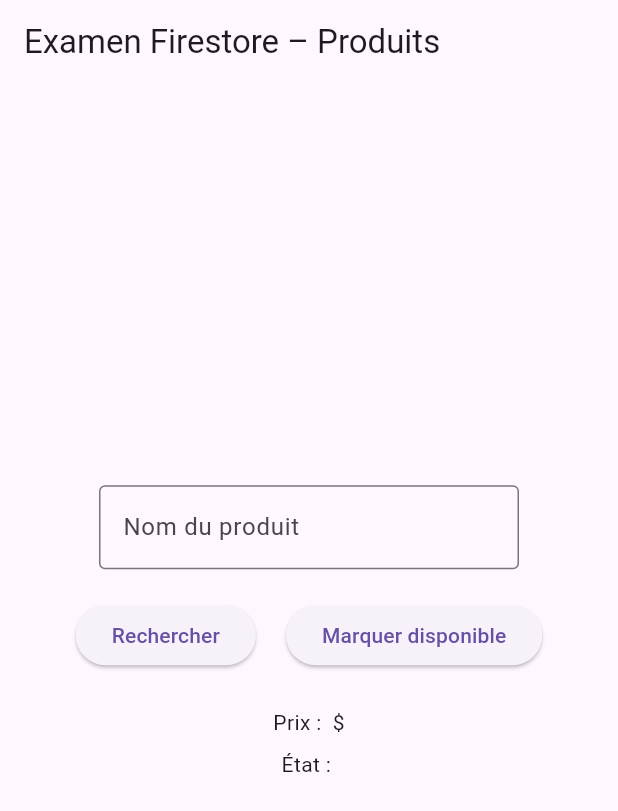
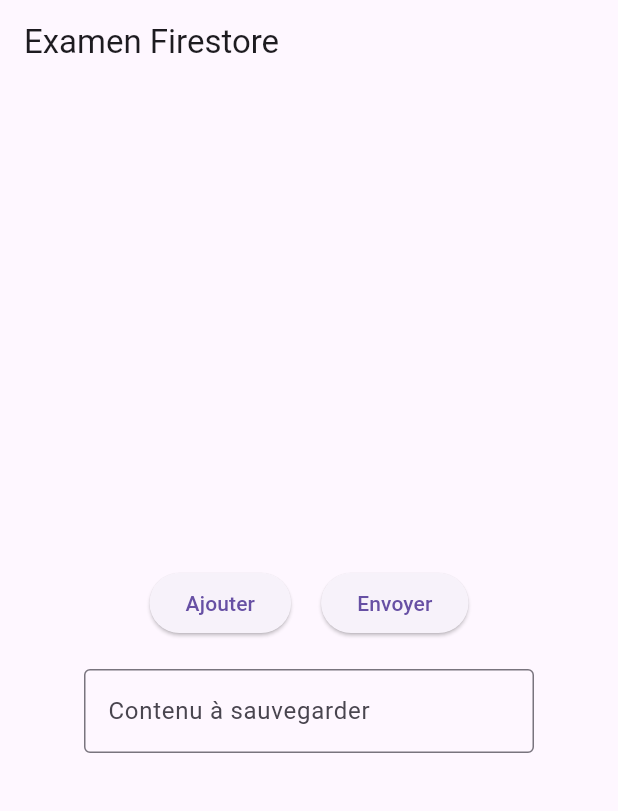
Before and after one commit to PhilippeHuynh9/FromatifFinalAppMob, a Flutter app: the screen it shows after launch, on a phone screen of 412 x 824 dp. Shown: the top 811 px of the screen. Run offline on Flutter 3.47's test engine with Material 3 defaults, Android fonts, the phone set to English and light mode, and no system bars; our stand-ins replace cloud_firestore, firebase_core; accounts and stored records are empty.

Commit message:
FCT Formatif mise a jour

```diff
--- a/exo_firestore_Huynh3/lib/main.dart
+++ b/exo_firestore_Huynh3/lib/main.dart
@@ -1,20 +1,17 @@
-// ------------------------------
-// IMPORTATIONS
-// ------------------------------
+import 'package:flutter/material.dart';
 import 'package:cloud_firestore/cloud_firestore.dart';
 import 'package:firebase_core/firebase_core.dart';
 import 'firebase_options.dart';
-import 'package:flutter/material.dart';
 
-// ------------------------------
-// FONCTION PRINCIPALE
-// Initialise Firebase
-// ------------------------------
 Future<void> main() async {
+  // ------------------------------
+  // ÉTAPE 1 : INITIALISATION FIREBASE
+  // ------------------------------
   WidgetsFlutterBinding.ensureInitialized();
   await Firebase.initializeApp(
     options: DefaultFirebaseOptions.currentPlatform,
   );
+
   runApp(const MyApp());
 }
 
@@ -27,173 +24,120 @@
   @override
   Widget build(BuildContext context) {
     return MaterialApp(
-      title: 'Examen Firestore Produits',
+      title: 'Examen Firestore',
       theme: ThemeData(useMaterial3: true),
-      home: const MyHomePage(),
+      home: const ExamenFirestorePage(),
     );
   }
 }
 
 // ------------------------------
-// PAGE PRINCIPALE (STATEFUL)
+// PAGE EXAMEN FIRESTORE
 // ------------------------------
-class MyHomePage extends StatefulWidget {
-  const MyHomePage({super.key});
+class ExamenFirestorePage extends StatefulWidget {
+  const ExamenFirestorePage({super.key});
 
   @override
-  State<MyHomePage> createState() => _MyHomePageState();
+  State<ExamenFirestorePage> createState() => _ExamenFirestorePageState();
 }
 
-// ------------------------------
-// ÉTAT DE LA PAGE
-// ------------------------------
-class _MyHomePageState extends State<MyHomePage> {
+class _ExamenFirestorePageState extends State<ExamenFirestorePage> {
 
   // ------------------------------
-  // ÉTAPE 1 : RÉCUPÉRER LA SAISIE UTILISATEUR
+  // ÉTAPE 2 : CHAMP TEXTE
   // ------------------------------
-  final TextEditingController produitController = TextEditingController();
+  final TextEditingController contenuCtrl = TextEditingController();
 
   // ------------------------------
-  // VARIABLES D'AFFICHAGE
+  // ÉTAPE 3 : FONCTION D’AJOUT FIRESTORE
   // ------------------------------
-  String prix = '';
-  String etat = '';
-  String message = '';
+  Future<void> _ajouterDocument() async {
+    final contenu = contenuCtrl.text.trim();
 
-  // ------------------------------
-  // ÉTAPE 2 : RECHERCHER LE PRODUIT
-  // Utilise where() car l'ID est inconnu
-  // ------------------------------
-  QueryDocumentSnapshot? produitTrouve;
-//À l’appui sur « Rechercher » : Rechercher dans la collection produits
-  void _rechercher() async {
+    if (contenu.isEmpty) {
+      ScaffoldMessenger.of(context).showSnackBar(
+        const SnackBar(content: Text("Veuillez entrer un contenu.")),
+      );
+      return;
+    }
+
     try {
-      final query = await FirebaseFirestore.instance
-          .collection('produits')                 // Collection
-          .where('nom', isEqualTo: produitController.text) // Condition
-          .get();                                 // Lecture
-//Si trouvé : afficher le prix
-      if (query.docs.isNotEmpty) {
-        produitTrouve = query.docs.first;
-//afficher l’état (Disponible ou Indisponible)
-        setState(() {
-          prix = produitTrouve!['prix'].toString();
-          etat = produitTrouve!['disponible']
-              ? 'Disponible'
-              : 'Indisponible';
-          message = '';
-        });
+      // ------------------------------
+      // ÉTAPE 4 : RÉFÉRENCE FIRESTORE PRÉCISE
+      // Examen > Final2025 > Eleve > ID auto
+      // ------------------------------
+      await FirebaseFirestore.instance
+          .collection("Examen")
+          .doc("Final2025")
+          .collection("Eleve")
+          //.doc()
+          .add({
+        // ------------------------------
+        // ÉTAPE 5 : DONNÉES DU DOCUMENT
+        // ------------------------------
+        "contenu": contenu,                 // String
+        "numeroDePoste": 42,                // int (hardcodé)
+        "SurUneTablehaute": true,           // bool (hardcodé)
+      });
 
-        //Sinon : afficher « Produit introuvable »
-      } else {
-        setState(() {
-          prix = '';
-          etat = '';
-          message = 'Produit introuvable';
-        });
-      }
+      ScaffoldMessenger.of(context).showSnackBar(
+        const SnackBar(content: Text("Document ajouté avec succès.")),
+      );
+
+      contenuCtrl.clear();
     } catch (e) {
-      setState(() {
-        message = 'Erreur lors de la recherche';
-      });
+      ScaffoldMessenger.of(context).showSnackBar(
+        const SnackBar(
+          content: Text("Erreur lors de l'ajout du document."),
+        ),
+      );
     }
   }
 
   // ------------------------------
-  // ÉTAPE 3 : METTRE À JOUR LE PRODUIT
-  // ------------------------------
-//À l’appui sur « Marquer disponible » : Mettre le champ disponible à true
-  void _marquerDisponible() async {
-
-    if (produitTrouve == null) return;
-
-    try {
-      await FirebaseFirestore.instance
-          .collection('produits')          // Collection
-          .doc(produitTrouve!.id)          // ID du document trouvé
-          .update({'disponible': true});   // Mettre à jour le document trouvé
-
-      setState(() {
-        etat = 'Disponible';
-        message = 'Produit mis à jour';
-      });
-    } catch (e) {
-      setState(() {
-        message = 'Erreur lors de la mise à jour';
-      });
-    }
-  }
-
-  // ------------------------------
-  // ÉTAPE 4 : CONSTRUIRE L'INTERFACE
+  // INTERFACE UTILISATEUR
   // ------------------------------
   @override
   Widget build(BuildContext context) {
     return Scaffold(
-      appBar: AppBar(
-        title: const Text('Examen Firestore – Produits'),
-      ),
+      appBar: AppBar(title: const Text("Examen Firestore")),
       body: Center(
         child: Column(
           mainAxisSize: MainAxisSize.min,
           children: [
 
             // ------------------------------
-            // CHAMP DE SAISIE DU NOM DU PRODUIT
+            // ÉTAPE 6 : DEUX BOUTONS AU CENTRE
             // ------------------------------
-            //Un TextField pour entrer le nom du produit
-            SizedBox(
-              width: 280,
-              child: TextField(
-                controller: produitController,
-                decoration: const InputDecoration(
-                  labelText: 'Nom du produit',
-                  border: OutlineInputBorder(),
+            Row(
+              mainAxisSize: MainAxisSize.min,
+              children: [
+                ElevatedButton(
+                  onPressed: _ajouterDocument,
+                  child: const Text("Ajouter"),
                 ),
-              ),
+                const SizedBox(width: 20),
+                ElevatedButton(
+                  onPressed: _ajouterDocument,
+                  child: const Text("Envoyer"),
+                ),
+              ],
             ),
 
             const SizedBox(height: 20),
 
             // ------------------------------
-            // BOUTONS D'ACTION
+            // ÉTAPE 7 : CHAMP TEXTE SOUS LES BOUTONS
             // ------------------------------
-            Row(
-              mainAxisSize: MainAxisSize.min,
-              children: [
-                //Un bouton « Rechercher »
-                ElevatedButton(
-                  onPressed: _rechercher,
-                  child: const Text('Rechercher'),
+            SizedBox(
+              width: 300,
+              child: TextField(
+                controller: contenuCtrl,
+                decoration: const InputDecoration(
+                  labelText: "Contenu à sauvegarder",
+                  border: OutlineInputBorder(),
                 ),
-                const SizedBox(width: 20),
-                //Un bouton « Marquer disponible »
-                ElevatedButton(
-                  onPressed: _marquerDisponible,
-                  child: const Text('Marquer disponible'),
-                ),
-              ],
-            ),
-
-            const SizedBox(height: 24),
-
-            // ------------------------------
-            // AFFICHAGE DES DONNÉES
-            // ------------------------------
-            //Deux Text pour afficher le prix et l’état
-            Text('Prix : $prix \$'),
-            const SizedBox(height: 8),
-            Text('État : $etat'),
-
-            const SizedBox(height: 16),
-
-            // ------------------------------
-            // MESSAGE D'ERREUR / CONFIRMATION
-            // ------------------------------
-            Text(
-              message,
-              style: const TextStyle(color: Colors.red),
+              ),
             ),
           ],
         ),
@@ -201,6 +145,3 @@
     );
   }
 }
-// Pourquoi utiliser where() au lieu de doc() dans ce cas ?: On utilise where() parce que l’ID du document n’est pas connu.
-// La recherche se fait à partir d’un champ du document (ex. nom) et non de son identifiant.
-// La méthode doc() ne peut être utilisée que lorsque l’ID du document est connu à l’avance.
```
Also changed, not shown: exo_erreurs2/analysis_options.yaml (deleted, +0 -28 lines), exo_erreurs2/lib/main.dart (deleted, +0 -160 lines), exo_erreurs2/pubspec.yaml (deleted, +0 -91 lines), exo_erreurs2/pubspec.lock (deleted), 107 other files.
